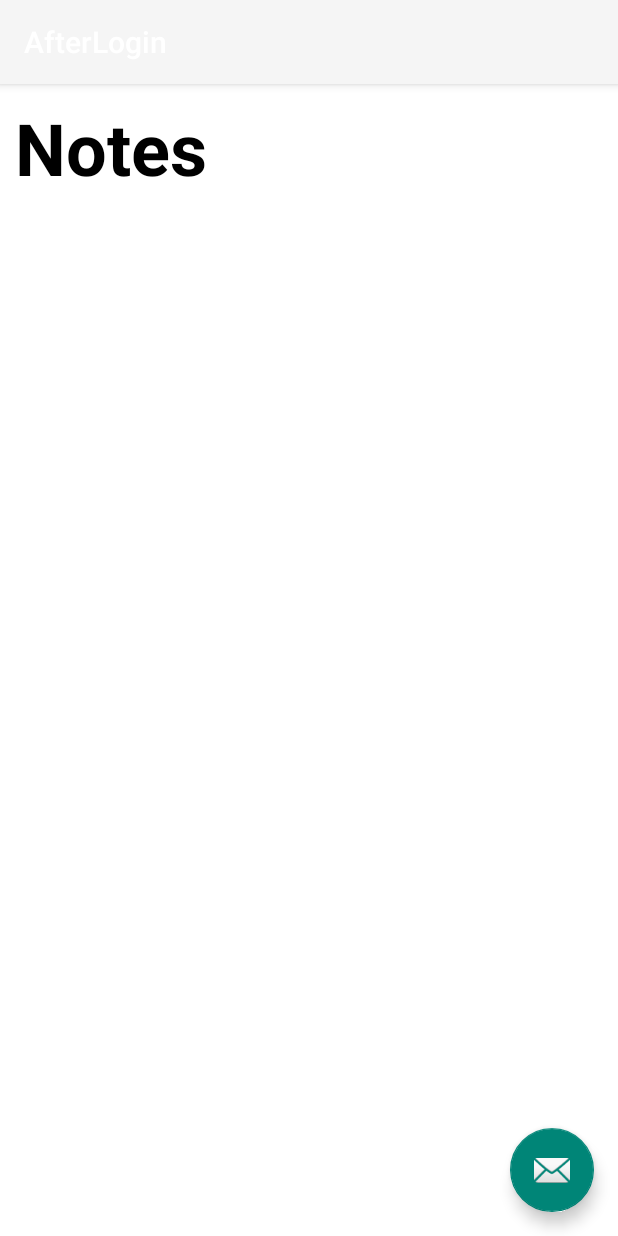
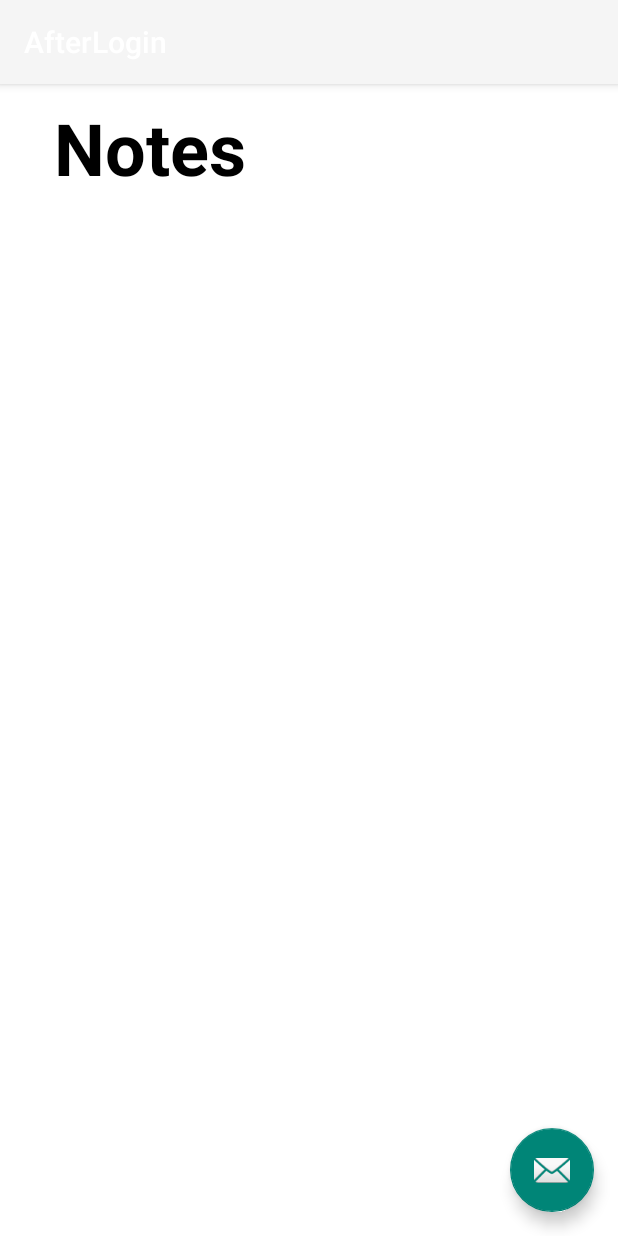
Before and after one commit to abhay007kr/Notes_App, an Android app: the AfterLogin screen opened directly, with no data from a screen before it, on a phone screen of 412 x 824 dp. Run offline under Robolectric (Android 15) with nearby library versions, the phone set to English and light mode, and no system bars.

Commit message:
main activity, splash screen, after login, register

```diff
--- a/app/src/main/res/layout/activity_main.xml
+++ b/app/src/main/res/layout/activity_main.xml
@@ -12,7 +12,7 @@
         android:layout_width="250dp"
         android:layout_height="250dp"
         android:layout_gravity="center_horizontal"
-        android:layout_marginTop="36dp"
+        android:layout_marginTop="35dp"
         android:src="@drawable/newlogo" />
 
     <EditText
--- a/app/src/main/res/layout/activity_reg.xml
+++ b/app/src/main/res/layout/activity_reg.xml
@@ -39,7 +39,7 @@
         android:id="@+id/regButton"
         android:layout_width="fill_parent"
         android:layout_height="wrap_content"
-        android:layout_marginTop="40dp"
+        android:layout_marginTop="42dp"
         android:background="#113388"
         android:text="Register"
         android:textColor="#ffffff"
--- a/app/src/main/res/layout/content_after_login.xml
+++ b/app/src/main/res/layout/content_after_login.xml
@@ -15,7 +15,7 @@
         android:text="Notes"
         android:textSize="48sp"
         android:textStyle="bold"
-        android:layout_marginLeft="10dp"
+        android:layout_marginLeft="36dp"
         android:layout_marginTop="10dp"
         android:textColor="#000000" />
 
```
